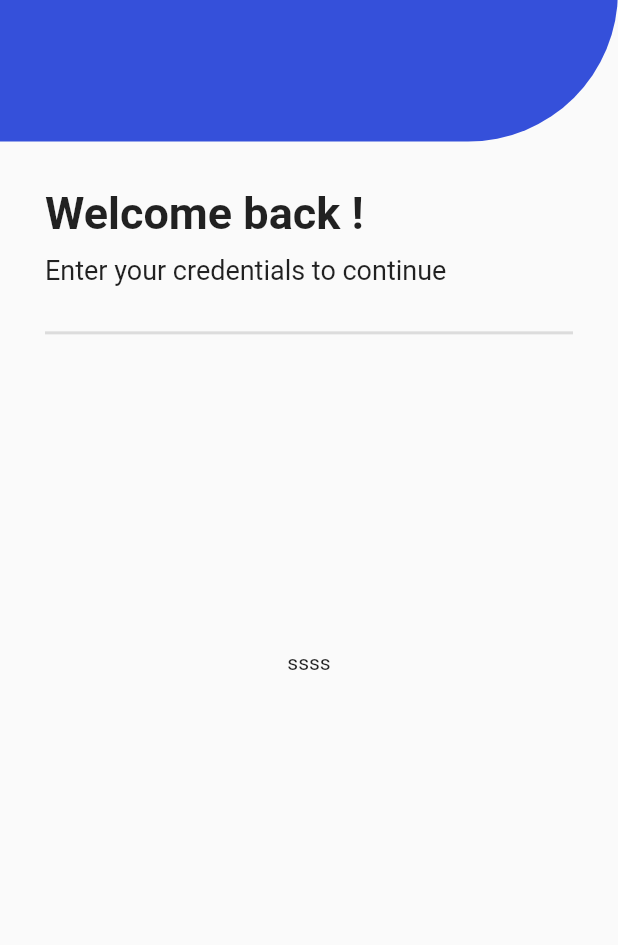
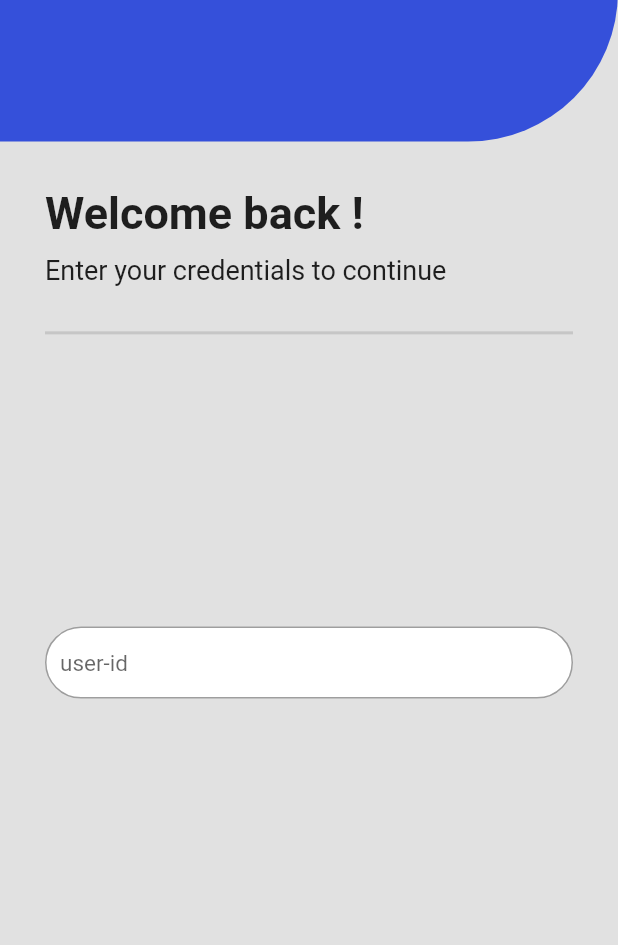
Before and after one commit to mohamedkuch/MIS-mobile-app, a Flutter app: the screen it shows after launch, on a phone screen of 412 x 824 dp, the part 291-1236 px from its top. Run offline on Flutter 3.47's test engine with Material 2 defaults, Android fonts, the phone set to English and light mode, and no system bars.

Commit message:
add input text field

```diff
--- a/lucacertificate/lib/globals.dart
+++ b/lucacertificate/lib/globals.dart
@@ -1,3 +1,4 @@
 import 'package:flutter/material.dart';
 
 const primaryColorBlue = Color.fromRGBO(53, 80, 218, 1);
+const bgColor = Color.fromRGBO(225, 225, 225, 1);
--- a/lucacertificate/lib/views/login_view.dart
+++ b/lucacertificate/lib/views/login_view.dart
@@ -9,10 +9,29 @@ class LoginView extends StatefulWidget {
 }
 
 class _LoginViewState extends State<LoginView> {
+  TextEditingController _textEditingController = TextEditingController();
+  bool _showClearButton = false;
+
+  Widget _getClearButton() {
+    if (!_showClearButton) {
+      return null;
+    }
+    return IconButton(
+      onPressed: () {
+        _textEditingController.clear();
+      },
+      icon: Icon(
+        Icons.clear,
+        color: Colors.red,
+      ),
+    );
+  }
+
   @override
   Widget build(BuildContext context) {
     return Scaffold(
       body: Container(
+        color: bgColor,
         height: MediaQuery.of(context).size.height * 1,
         child: Column(
           mainAxisAlignment: MainAxisAlignment.start,
@@ -69,7 +88,38 @@ class _LoginViewState extends State<LoginView> {
             ),
             Expanded(
               child: Center(
-                child: Text("ssss"),
+                child: Container(
+                  margin: EdgeInsets.only(left: 30, right: 30),
+                  decoration: BoxDecoration(
+                    color: Colors.white,
+                    borderRadius: BorderRadius.circular(33),
+                  ),
+                  child: TextField(
+                    onSubmitted: (text) {},
+                    onChanged: (text) {},
+                    controller: _textEditingController,
+                    decoration: InputDecoration(
+                      contentPadding: EdgeInsets.all(10.0),
+                      focusedBorder: OutlineInputBorder(
+                        borderSide: BorderSide(
+                          color: Colors.black87,
+                          width: 1.2,
+                        ),
+                        borderRadius: BorderRadius.circular(33),
+                      ),
+                      enabledBorder: OutlineInputBorder(
+                        borderSide: BorderSide(
+                          color: Colors.black38,
+                          width: 1.0,
+                        ),
+                        borderRadius: BorderRadius.circular(33),
+                      ),
+                      hintText: 'user-id',
+                      hintStyle: TextStyle(fontSize: 15),
+                      suffixIcon: _getClearButton(),
+                    ),
+                  ),
+                ),
               ),
             )
           ],
```
